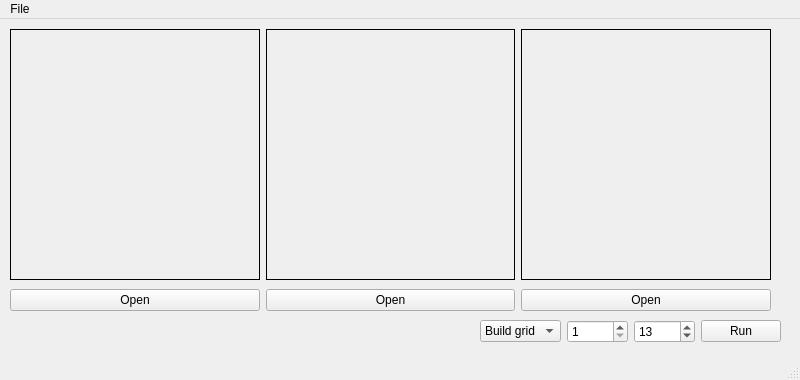
Above: imagewindow.ui from andixlm/ads_video_processor before the change. Below: the same form after it.
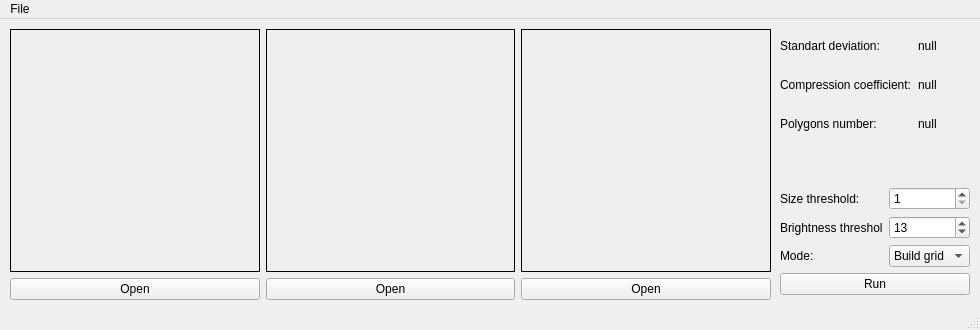
That is the form after the change.

What changed in the file:
```diff
--- a/imagewindow.ui
+++ b/imagewindow.ui
@@ -6,8 +6,8 @@
    <rect>
     <x>0</x>
     <y>0</y>
-    <width>800</width>
-    <height>380</height>
+    <width>980</width>
+    <height>330</height>
    </rect>
   </property>
   <property name="windowTitle">
@@ -17,23 +17,77 @@
    <widget class="QWidget" name="horizontalLayoutWidget_2">
     <property name="geometry">
      <rect>
-      <x>480</x>
-      <y>300</y>
-      <width>301</width>
-      <height>25</height>
+      <x>10</x>
+      <y>10</y>
+      <width>761</width>
+      <height>271</height>
      </rect>
     </property>
-    <layout class="QHBoxLayout" name="modes">
-     <item>
-      <widget class="QComboBox" name="modeBox">
-       <item>
-        <property name="text">
-         <string>Build grid</string>
-        </property>
-       </item>
+    <layout class="QGridLayout" name="imagesLayout">
+     <item row="0" column="2">
+      <widget class="QLabel" name="finalImage">
+       <property name="frameShape">
+        <enum>QFrame::Box</enum>
+       </property>
+       <property name="text">
+        <string/>
+       </property>
       </widget>
      </item>
-     <item>
+     <item row="0" column="0">
+      <widget class="QLabel" name="originalImage">
+       <property name="frameShape">
+        <enum>QFrame::Box</enum>
+       </property>
+       <property name="text">
+        <string/>
+       </property>
+      </widget>
+     </item>
+     <item row="0" column="1">
+      <widget class="QLabel" name="stagedImage">
+       <property name="frameShape">
+        <enum>QFrame::Box</enum>
+       </property>
+       <property name="text">
+        <string/>
+       </property>
+      </widget>
+     </item>
+     <item row="1" column="0">
+      <widget class="QPushButton" name="openOriginalImage">
+       <property name="text">
+        <string>Open</string>
+       </property>
+      </widget>
+     </item>
+     <item row="1" column="1">
+      <widget class="QPushButton" name="openStagedImage">
+       <property name="text">
+        <string>Open</string>
+       </property>
+      </widget>
+     </item>
+     <item row="1" column="2">
+      <widget class="QPushButton" name="openFinalImage">
+       <property name="text">
+        <string>Open</string>
+       </property>
+      </widget>
+     </item>
+    </layout>
+   </widget>
+   <widget class="QWidget" name="gridLayoutWidget_2">
+    <property name="geometry">
+     <rect>
+      <x>780</x>
+      <y>168</y>
+      <width>190</width>
+      <height>111</height>
+     </rect>
+    </property>
+    <layout class="QGridLayout" name="controlLayout">
+     <item row="0" column="1">
       <widget class="QSpinBox" name="sizeSpin">
        <property name="minimum">
         <number>1</number>
@@ -46,7 +100,21 @@
        </property>
       </widget>
      </item>
-     <item>
+     <item row="0" column="0">
+      <widget class="QLabel" name="sizeThrshldLabel">
+       <property name="text">
+        <string>Size threshold:</string>
+       </property>
+      </widget>
+     </item>
+     <item row="1" column="0">
+      <widget class="QLabel" name="brightnessThrshldLabel">
+       <property name="text">
+        <string>Brightness threshold:</string>
+       </property>
+      </widget>
+     </item>
+     <item row="1" column="1">
       <widget class="QSpinBox" name="brightnessSpin">
        <property name="maximum">
         <number>255</number>
@@ -56,7 +124,23 @@
        </property>
       </widget>
      </item>
-     <item>
+     <item row="2" column="1">
+      <widget class="QComboBox" name="modeBox">
+       <item>
+        <property name="text">
+         <string>Build grid</string>
+        </property>
+       </item>
+      </widget>
+     </item>
+     <item row="2" column="0">
+      <widget class="QLabel" name="modeLabel">
+       <property name="text">
+        <string>Mode:</string>
+       </property>
+      </widget>
+     </item>
+     <item row="3" column="0" colspan="2">
       <widget class="QPushButton" name="runButton">
        <property name="text">
         <string>Run</string>
@@ -68,73 +152,52 @@
    <widget class="QWidget" name="horizontalLayoutWidget">
     <property name="geometry">
      <rect>
-      <x>10</x>
+      <x>780</x>
       <y>10</y>
-      <width>761</width>
-      <height>251</height>
+      <width>191</width>
+      <height>111</height>
      </rect>
     </property>
-    <layout class="QHBoxLayout" name="images">
-     <item>
-      <widget class="QLabel" name="originalImage">
-       <property name="frameShape">
-        <enum>QFrame::Box</enum>
-       </property>
+    <layout class="QGridLayout" name="infoLayout">
+     <item row="1" column="1">
+      <widget class="QLabel" name="compressionCoefficientValue">
        <property name="text">
-        <string/>
+        <string>null</string>
        </property>
       </widget>
      </item>
-     <item>
-      <widget class="QLabel" name="stagedImage">
-       <property name="frameShape">
-        <enum>QFrame::Box</enum>
-       </property>
+     <item row="2" column="1">
+      <widget class="QLabel" name="polygonsNumberValue">
        <property name="text">
-        <string/>
+        <string>null</string>
        </property>
       </widget>
      </item>
-     <item>
-      <widget class="QLabel" name="finalImage">
-       <property name="frameShape">
-        <enum>QFrame::Box</enum>
-       </property>
+     <item row="0" column="1">
+      <widget class="QLabel" name="standartDeviationValue">
        <property name="text">
-        <string/>
+        <string>null</string>
        </property>
       </widget>
      </item>
-    </layout>
-   </widget>
-   <widget class="QWidget" name="horizontalLayoutWidget_3">
-    <property name="geometry">
-     <rect>
-      <x>10</x>
-      <y>270</y>
-      <width>761</width>
-      <height>23</height>
-     </rect>
-    </property>
-    <layout class="QHBoxLayout" name="horizontalLayout">
-     <item>
-      <widget class="QPushButton" name="openOriginalImage">
+     <item row="1" column="0">
+      <widget class="QLabel" name="compressionCoefficientLabel">
        <property name="text">
-        <string>Open</string>
+        <string>Compression coefficient:</string>
        </property>
       </widget>
      </item>
-     <item>
-      <widget class="QPushButton" name="openStagedImage">
+     <item row="2" column="0">
+      <widget class="QLabel" name="polygonsNumberLabel">
        <property name="text">
-        <string>Open</string>
+        <string>Polygons number:</string>
        </property>
       </widget>
      </item>
-     <item>
-      <widget class="QPushButton" name="openFinalImage">
+     <item row="0" column="0">
+      <widget class="QLabel" name="standartDeviationLabel">
        <property name="text">
-        <string>Open</string>
+        <string>Standart deviation:</string>
        </property>
       </widget>
      </item>
@@ -146,8 +209,8 @@
     <rect>
      <x>0</x>
      <y>0</y>
-     <width>800</width>
-     <height>18</height>
+     <width>980</width>
+     <height>20</height>
     </rect>
    </property>
    <widget class="QMenu" name="menuFile">
```
Left out of the diff: 4 changed lines with no effect on the pictures.
